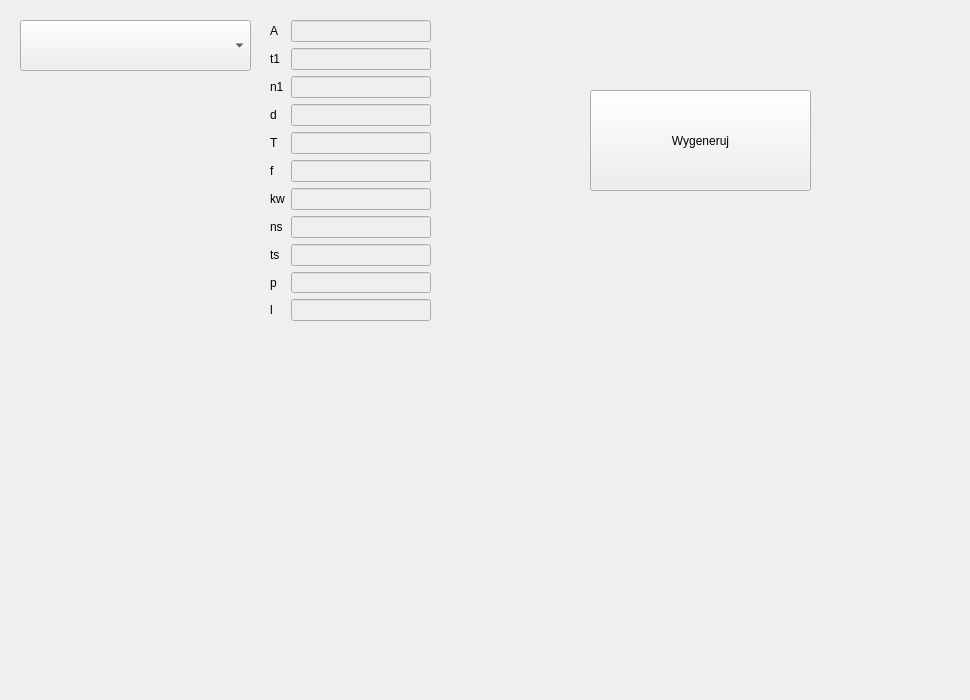
eljotero/Cyfrowe_Przetwarzanie_Sygnalu, file app/gui.ui: the form before one commit.
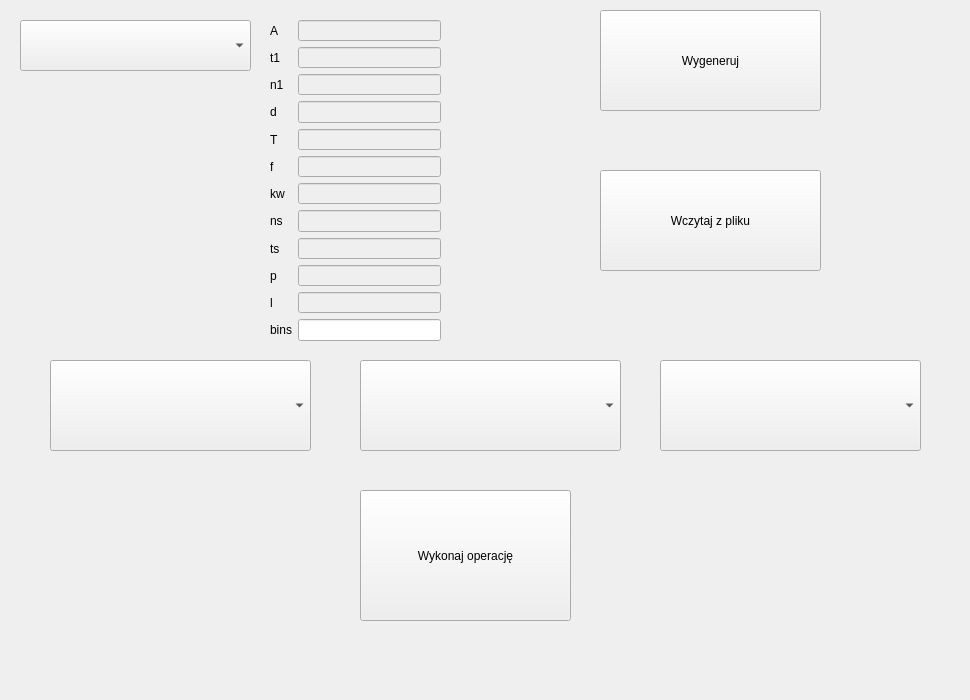
The form after the commit.

The edit to the form file:
```diff
--- a/app/gui.ui
+++ b/app/gui.ui
@@ -19,8 +19,8 @@
      <rect>
       <x>270</x>
       <y>20</y>
-      <width>161</width>
-      <height>301</height>
+      <width>171</width>
+      <height>321</height>
      </rect>
     </property>
     <layout class="QFormLayout" name="formLayout">
@@ -178,6 +178,16 @@
        </property>
       </widget>
      </item>
+     <item row="13" column="0">
+      <widget class="QLabel" name="label_12">
+       <property name="text">
+        <string>bins</string>
+       </property>
+      </widget>
+     </item>
+     <item row="13" column="1">
+      <widget class="QLineEdit" name="bins_line_edit"/>
+     </item>
     </layout>
    </widget>
    <widget class="QComboBox" name="comboBox">
@@ -253,8 +263,8 @@
    <widget class="QPushButton" name="generateButton">
     <property name="geometry">
      <rect>
-      <x>590</x>
-      <y>90</y>
+      <x>600</x>
+      <y>10</y>
       <width>221</width>
       <height>101</height>
      </rect>
@@ -263,6 +273,97 @@
      <string>Wygeneruj</string>
     </property>
    </widget>
+   <widget class="QComboBox" name="operationComboBox">
+    <property name="geometry">
+     <rect>
+      <x>50</x>
+      <y>360</y>
+      <width>261</width>
+      <height>91</height>
+     </rect>
+    </property>
+    <item>
+     <property name="text">
+      <string/>
+     </property>
+    </item>
+    <item>
+     <property name="text">
+      <string>Dodawanie</string>
+     </property>
+    </item>
+    <item>
+     <property name="text">
+      <string>Odejmowanie</string>
+     </property>
+    </item>
+    <item>
+     <property name="text">
+      <string>Mnożenie</string>
+     </property>
+    </item>
+    <item>
+     <property name="text">
+      <string>Dzielenie</string>
+     </property>
+    </item>
+   </widget>
+   <widget class="QComboBox" name="signalsComboBox">
+    <property name="geometry">
+     <rect>
+      <x>360</x>
+      <y>360</y>
+      <width>261</width>
+      <height>91</height>
+     </rect>
+    </property>
+    <item>
+     <property name="text">
+      <string/>
+     </property>
+    </item>
+   </widget>
+   <widget class="QPushButton" name="operationButton">
+    <property name="geometry">
+     <rect>
+      <x>360</x>
+      <y>490</y>
+      <width>211</width>
+      <height>131</height>
+     </rect>
+    </property>
+    <property name="text">
+     <string>Wykonaj operację</string>
+    </property>
+   </widget>
+   <widget class="QComboBox" name="signalsComboBox2">
+    <property name="geometry">
+     <rect>
+      <x>660</x>
+      <y>360</y>
+      <width>261</width>
+      <height>91</height>
+     </rect>
+    </property>
+    <item>
+     <property name="text">
+      <string/>
+     </property>
+    </item>
+   </widget>
+   <widget class="QPushButton" name="readFromFileButton">
+    <property name="geometry">
+     <rect>
+      <x>600</x>
+      <y>170</y>
+      <width>221</width>
+      <height>101</height>
+     </rect>
+    </property>
+    <property name="text">
+     <string>Wczytaj z pliku</string>
+    </property>
+   </widget>
   </widget>
  </widget>
  <resources/>
```
